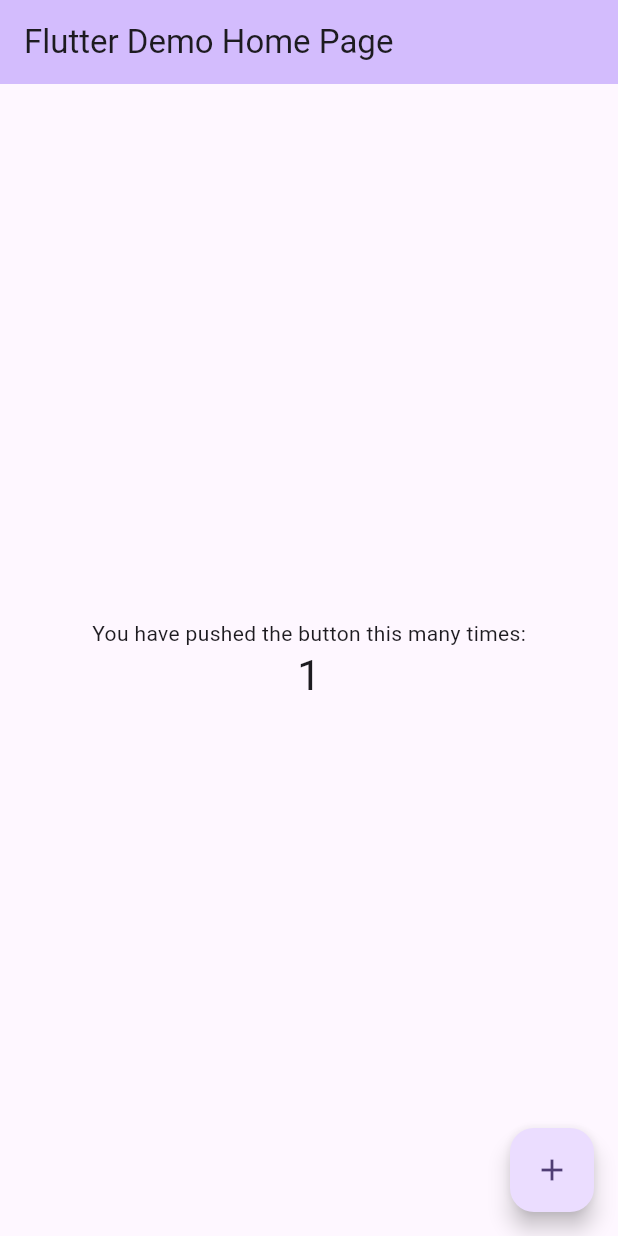
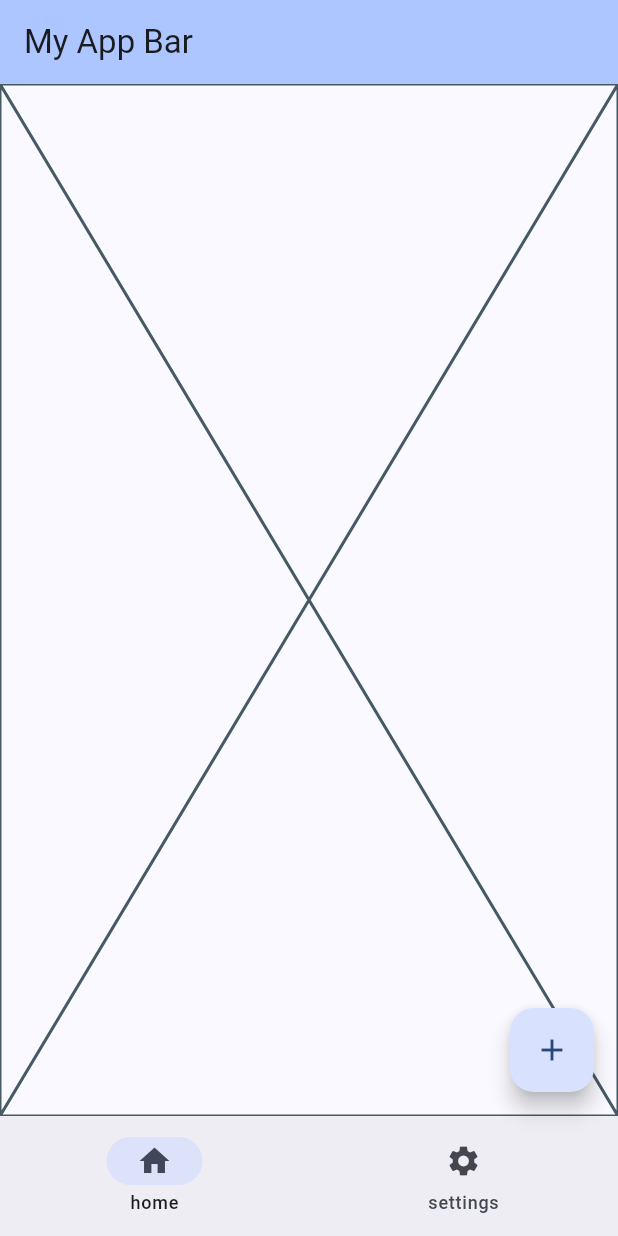
Before and after one commit to wisegriffin/organizador-repertorios, a Flutter app: the screen it shows after launch, after a tap on the "add" icon, on a phone screen of 412 x 824 dp. Run offline on Flutter 3.47's test engine with Material 3 defaults, Android fonts, the light colour scheme and no system bars.

Commit message:
main.dart refactored

```diff
--- /dev/null
+++ b/lib/app.dart
@@ -0,0 +1,16 @@
+import 'package:flutter/material.dart';
+import 'main_page.dart';
+
+class App extends StatelessWidget {
+  const App({super.key});
+
+
+  @override
+  Widget build(BuildContext context) {
+    return MaterialApp(
+      title: 'Hymnum',
+      theme: ThemeData.from(colorScheme: ColorScheme.fromSeed(seedColor: Colors.blueAccent)),
+      home: MainPage(),
+    );
+  }
+}
--- /dev/null
+++ b/lib/lists_page.dart
@@ -0,0 +1,11 @@
+import 'package:flutter/material.dart';
+
+class ListsPage extends StatelessWidget {
+  const ListsPage({super.key});
+
+  @override
+  Widget build(BuildContext context) {
+    // TODO: implement build
+    return Placeholder();
+  }
+}
--- a/lib/main.dart
+++ b/lib/main.dart
@@ -1,122 +1,6 @@
 import 'package:flutter/material.dart';
+import 'app.dart';
 
 void main() {
-  runApp(const MyApp());
+  runApp(const App());
 }
-
-class MyApp extends StatelessWidget {
-  const MyApp({super.key});
-
-  // This widget is the root of your application.
-  @override
-  Widget build(BuildContext context) {
-    return MaterialApp(
-      title: 'Flutter Demo',
-      theme: ThemeData(
-        // This is the theme of your application.
-        //
-        // TRY THIS: Try running your application with "flutter run". You'll see
-        // the application has a purple toolbar. Then, without quitting the app,
-        // try changing the seedColor in the colorScheme below to Colors.green
-        // and then invoke "hot reload" (save your changes or press the "hot
-        // reload" button in a Flutter-supported IDE, or press "r" if you used
-        // the command line to start the app).
-        //
-        // Notice that the counter didn't reset back to zero; the application
-        // state is not lost during the reload. To reset the state, use hot
-        // restart instead.
-        //
-        // This works for code too, not just values: Most code changes can be
-        // tested with just a hot reload.
-        colorScheme: ColorScheme.fromSeed(seedColor: Colors.deepPurple),
-      ),
-      home: const MyHomePage(title: 'Flutter Demo Home Page'),
-    );
-  }
-}
-
-class MyHomePage extends StatefulWidget {
-  const MyHomePage({super.key, required this.title});
-
-  // This widget is the home page of your application. It is stateful, meaning
-  // that it has a State object (defined below) that contains fields that affect
-  // how it looks.
-
-  // This class is the configuration for the state. It holds the values (in this
-  // case the title) provided by the parent (in this case the App widget) and
-  // used by the build method of the State. Fields in a Widget subclass are
-  // always marked "final".
-
-  final String title;
-
-  @override
-  State<MyHomePage> createState() => _MyHomePageState();
-}
-
-class _MyHomePageState extends State<MyHomePage> {
-  int _counter = 0;
-
-  void _incrementCounter() {
-    setState(() {
-      // This call to setState tells the Flutter framework that something has
-      // changed in this State, which causes it to rerun the build method below
-      // so that the display can reflect the updated values. If we changed
-      // _counter without calling setState(), then the build method would not be
-      // called again, and so nothing would appear to happen.
-      _counter++;
-    });
-  }
-
-  @override
-  Widget build(BuildContext context) {
-    // This method is rerun every time setState is called, for instance as done
-    // by the _incrementCounter method above.
-    //
-    // The Flutter framework has been optimized to make rerunning build methods
-    // fast, so that you can just rebuild anything that needs updating rather
-    // than having to individually change instances of widgets.
-    return Scaffold(
-      appBar: AppBar(
-        // TRY THIS: Try changing the color here to a specific color (to
-        // Colors.amber, perhaps?) and trigger a hot reload to see the AppBar
-        // change color while the other colors stay the same.
-        backgroundColor: Theme.of(context).colorScheme.inversePrimary,
-        // Here we take the value from the MyHomePage object that was created by
-        // the App.build method, and use it to set our appbar title.
-        title: Text(widget.title),
-      ),
-      body: Center(
-        // Center is a layout widget. It takes a single child and positions it
-        // in the middle of the parent.
-        child: Column(
-          // Column is also a layout widget. It takes a list of children and
-          // arranges them vertically. By default, it sizes itself to fit its
-          // children horizontally, and tries to be as tall as its parent.
-          //
-          // Column has various properties to control how it sizes itself and
-          // how it positions its children. Here we use mainAxisAlignment to
-          // center the children vertically; the main axis here is the vertical
-          // axis because Columns are vertical (the cross axis would be
-          // horizontal).
-          //
-          // TRY THIS: Invoke "debug painting" (choose the "Toggle Debug Paint"
-          // action in the IDE, or press "p" in the console), to see the
-          // wireframe for each widget.
-          mainAxisAlignment: MainAxisAlignment.center,
-          children: <Widget>[
-            const Text('You have pushed the button this many times:'),
-            Text(
-              '$_counter',
-              style: Theme.of(context).textTheme.headlineMedium,
-            ),
-          ],
-        ),
-      ),
-      floatingActionButton: FloatingActionButton(
-        onPressed: _incrementCounter,
-        tooltip: 'Increment',
-        child: const Icon(Icons.add),
-      ), // This trailing comma makes auto-formatting nicer for build methods.
-    );
-  }
-}
--- /dev/null
+++ b/lib/main_page.dart
@@ -0,0 +1,50 @@
+import 'package:flutter/material.dart';
+import 'package:organizador_repertorios/lists_page.dart';
+
+class MainPage extends StatefulWidget {
+  const MainPage({super.key});
+
+  @override
+  State<StatefulWidget> createState() => _MainPageState();
+}
+
+class _MainPageState extends State<MainPage> {
+  int _selectedIndex = 0;
+
+  @override
+  Widget build(BuildContext context) {
+    // TODO implement
+    Widget page;
+    switch (_selectedIndex) {
+      case 0:
+        page = ListsPage();
+        break;
+
+      case 1:
+        page = Placeholder();
+        break;
+
+      default:
+        throw UnimplementedError('No page assigned to this index.');
+    }
+
+    return Scaffold(
+      appBar: AppBar(
+        title: Text('My App Bar'),
+        backgroundColor: Theme.of(context).colorScheme.inversePrimary,
+      ),
+      body: page,
+      floatingActionButton: FloatingActionButton(
+        onPressed: () => print('pressed'),
+        child: Icon(Icons.add),
+      ),
+      bottomNavigationBar: NavigationBar(
+        selectedIndex: _selectedIndex,
+        destinations: [
+          NavigationDestination(icon: Icon(Icons.home), label: 'home'),
+          NavigationDestination(icon: Icon(Icons.settings), label: 'settings'),
+        ],
+      ),
+    );
+  }
+}
```
Also changed, not shown: 1 other file.
